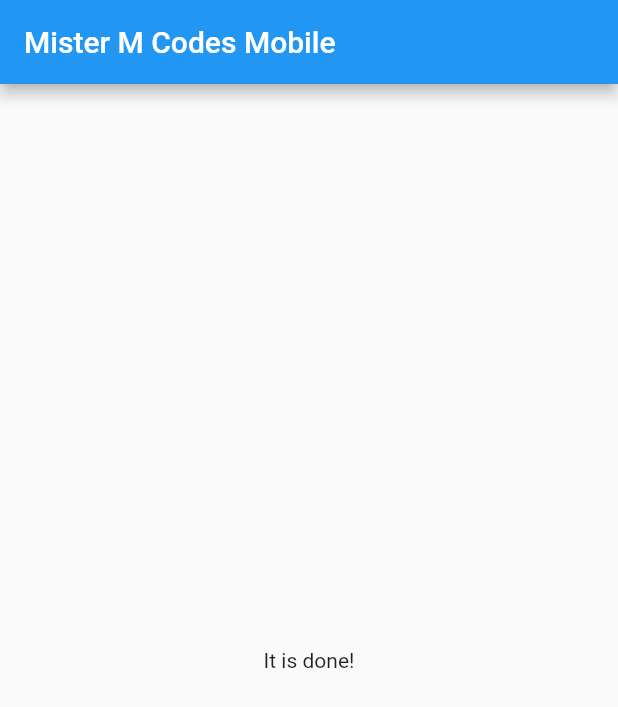
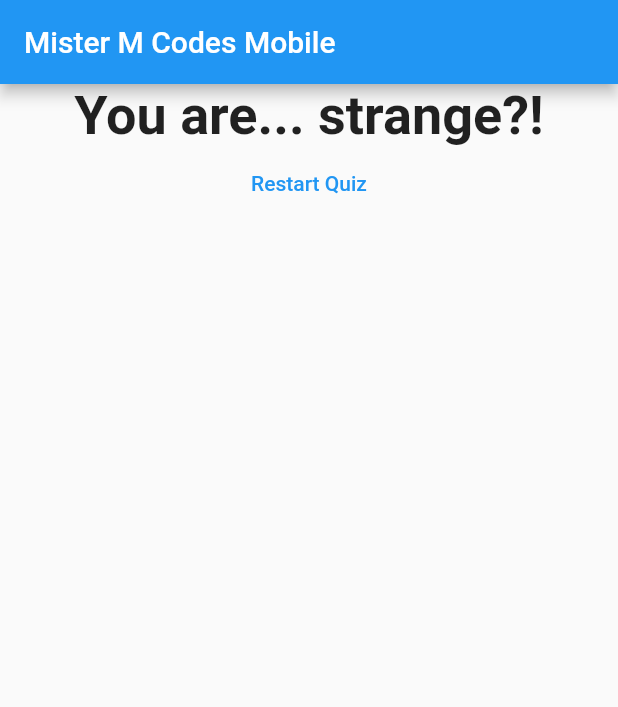
Before and after one commit to erwinmacaraig/flutter_first_app, a Flutter app: the screen it shows after launch, after a tap on "Brown", after a tap on "Dog", after a tap on "Jui Jitsu", on a phone screen of 412 x 824 dp. Shown: the top 707 px of the screen. Run offline on Flutter 3.47's test engine with Material 2 defaults, Android fonts, the phone set to English and light mode, and no system bars.

Commit message:
going back to start of the quiz

```diff
--- a/lib/main.dart
+++ b/lib/main.dart
@@ -21,28 +21,53 @@ class MyApp extends StatefulWidget {
 
 class _MyAppState extends State<MyApp> {
   var _questionIndex = 0;
+  var _totalScore = 0;
   final _questions = const [
     {
       'questionText': 'What\'s your favorite color?',
-      'answers': ['Brown', 'Blue', 'Red', 'Green']
+      'answers': [
+        {'text': 'Brown', 'score': 10},
+        {'text': 'White', 'score': 1},
+        {'text': 'Red', 'score': 6},
+        {'text': 'Green', 'score': 3}
+      ]
     },
     {
       'questionText': 'What\'s your favorite animal?',
-      'answers': ['Tiger', 'Dog', 'Gorilla', 'Snake']
+      'answers': [
+        {'text': 'Tiger', 'score': 8},
+        {'text': 'Dog', 'score': 2},
+        {'text': 'Gorilla', 'score': 10},
+        {'text': 'Snake', 'score': 1},
+      ]
     },
     {
       'questionText': 'What is your favorite martial arts',
-      'answers': ['Jui Jitsu', 'Kali', 'Muay Thai', 'Boxing']
+      'answers': [
+        {'text': 'Jui Jitsu', 'score': 2},
+        {'text': 'Kali', 'score': 11},
+        {'text': 'Muay Thai', 'score': 4},
+        {'text': 'Boxing', 'score': 3},
+      ]
     },
   ];
 
-  void _answerQuestion() {
+  void _answerQuestion(int score) {
+    _totalScore += score;
+
     setState(() {
       _questionIndex = _questionIndex + 1;
     });
     if (_questionIndex < _questions.length) {
       print('We have more questions');
     }
+  }
+
+  void _resetQuiz() {
+    setState(() {
+      _questionIndex = 0;
+      _totalScore = 0;
+    });
   }
 
   @override
@@ -58,7 +83,7 @@ class _MyAppState extends State<MyApp> {
                 questionIndex: _questionIndex,
                 questions: _questions,
               )
-            : Result(),
+            : Result(_totalScore, _resetQuiz),
       ),
     );
   }
--- a/lib/quiz.dart
+++ b/lib/quiz.dart
@@ -4,7 +4,7 @@ import './answer.dart';
 
 class Quiz extends StatelessWidget {
   List<Map<String, Object>> questions;
-  final VoidCallback answerQuestion;
+  final Function answerQuestion;
   //VoidCallback
   final int questionIndex;
 
@@ -18,8 +18,10 @@ class Quiz extends StatelessWidget {
     return Column(
       children: [
         Question(questions[questionIndex]['questionText'] as String),
-        ...(questions[questionIndex]['answers'] as List<String>).map((answer) {
-          return Answer(answerQuestion, answer);
+        ...(questions[questionIndex]['answers'] as List<Map<String, Object>>)
+            .map((answer) {
+          return Answer(
+              () => answerQuestion(answer['score']), answer['text'] as String);
         }).toList(),
       ],
     );
--- a/lib/result.dart
+++ b/lib/result.dart
@@ -1,10 +1,41 @@
 import 'package:flutter/material.dart';
 
 class Result extends StatelessWidget {
+  final int resultScore;
+  final VoidCallback resetHandler;
+
+  Result(this.resultScore, this.resetHandler);
+
+  //getter
+  String get resultPhrase {
+    String resultText;
+    if (resultScore <= 8) {
+      resultText = 'You are awesome!';
+    } else if (resultScore <= 12) {
+      resultText = 'Pretty Likeable';
+    } else if (resultScore <= 16) {
+      resultText = 'You are... strange?!';
+    } else {
+      resultText = 'You are so bad';
+    }
+    return resultText;
+  }
+
   @override
   Widget build(BuildContext context) {
-    return const Center(
-      child: Text('It is done!'),
+    return Center(
+      child: Column(children: [
+        Text(
+          resultPhrase,
+          style: TextStyle(fontSize: 36, fontWeight: FontWeight.bold),
+          textAlign: TextAlign.center,
+        ),
+        FlatButton(
+          onPressed: resetHandler,
+          child: Text('Restart Quiz'),
+          textColor: Colors.blue,
+        ),
+      ]),
     );
   }
 }
```
